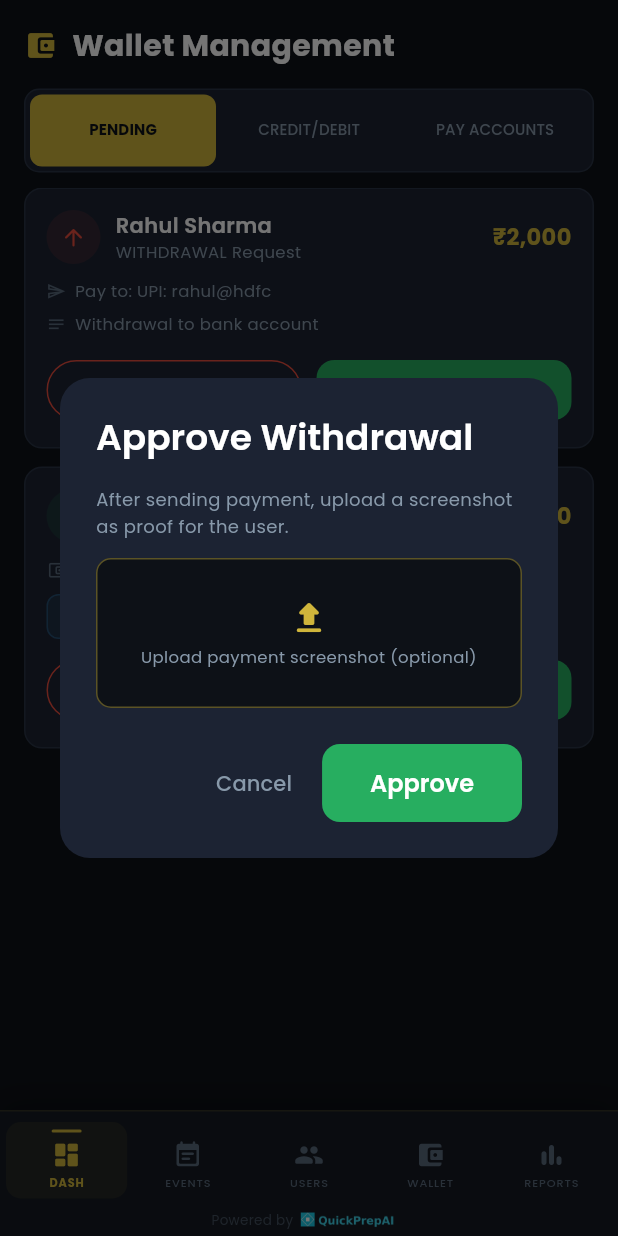
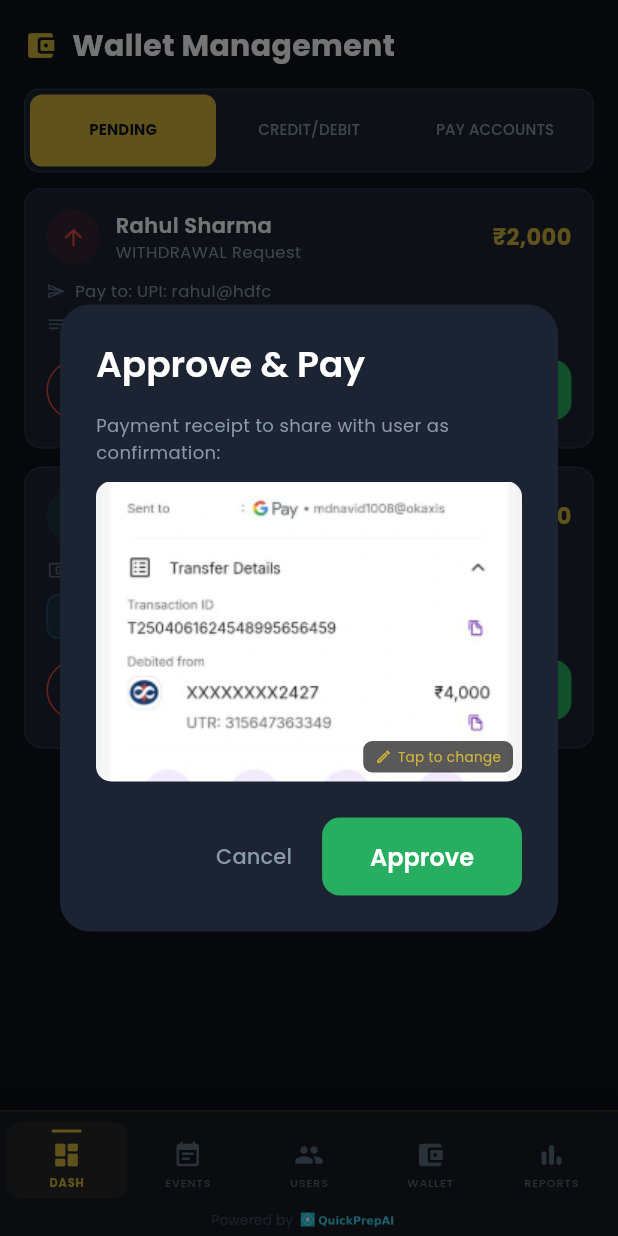
Before and after one commit to ashishsrivastava14/Betting_App, a Flutter app: the AdminWalletScreen screen opened by its route, after a tap on "APPROVE & PAY", on a phone screen of 412 x 824 dp. Run offline on Flutter 3.47's test engine with Material 3 defaults, Android fonts, the phone set to English and light mode, and no system bars; our stand-ins replace fl_chart, go_router, google_fonts, image_picker, pin_code_fields, share_plus and 1 more; missing offline and left inert: dart:html, excel; accounts and stored records are empty.

Commit message:
Showing QR code and transaction dummy images

```diff
--- a/lib/screens/admin/admin_wallet_screen.dart
+++ b/lib/screens/admin/admin_wallet_screen.dart
@@ -357,10 +357,11 @@ class _PendingTile extends StatelessWidget {
             style: ElevatedButton.styleFrom(
                 backgroundColor: AppColors.red, foregroundColor: Colors.white),
             onPressed: () {
+              final messenger = ScaffoldMessenger.of(context);
               wallet.rejectTransaction(txn.id,
                   reason: ctrl.text.trim().isEmpty ? null : ctrl.text.trim());
               Navigator.pop(context);
-              ScaffoldMessenger.of(context).showSnackBar(
+              messenger.showSnackBar(
                   const SnackBar(content: Text('Request rejected')));
             },
             child: Text('Reject',
@@ -372,13 +373,19 @@ class _PendingTile extends StatelessWidget {
   }
 
   void _viewScreenshot(BuildContext context, String path, String title) {
+    final screenH = MediaQuery.of(context).size.height;
+    final screenW = MediaQuery.of(context).size.width;
     showDialog(
       context: context,
       builder: (_) => Dialog(
         backgroundColor: AppColors.background,
+        insetPadding:
+            const EdgeInsets.symmetric(horizontal: 16, vertical: 40),
         child: Column(mainAxisSize: MainAxisSize.min, children: [
+          // Header
           Padding(
-            padding: const EdgeInsets.symmetric(horizontal: 12, vertical: 8),
+            padding:
+                const EdgeInsets.symmetric(horizontal: 12, vertical: 8),
             child: Row(children: [
               Expanded(
                   child: Text(title,
@@ -388,17 +395,39 @@ class _PendingTile extends StatelessWidget {
                           fontSize: 14))),
               IconButton(
                   onPressed: () => Navigator.pop(context),
-                  icon: const Icon(Icons.close, color: AppColors.textSecondary)),
+                  icon: const Icon(Icons.close,
+                      color: AppColors.textSecondary)),
             ]),
           ),
-          Padding(
-            padding: const EdgeInsets.symmetric(horizontal: 8),
-            child: buildScreenshotPreview(path),
+          // Image in a fixed-height box so it always renders
+          SizedBox(
+            width: screenW - 32,
+            height: screenH * 0.55,
+            child: ClipRRect(
+              borderRadius:
+                  const BorderRadius.vertical(bottom: Radius.circular(12)),
+              child: _resolveImage(path),
             ),
-          const SizedBox(height: 12),
+          ),
         ]),
       ),
     );
+  }
+
+  Widget _resolveImage(String path) {
+    if (path.startsWith('dummy:') || path.startsWith('assets/')) {
+      final asset =
+          path.startsWith('assets/') ? path : 'assets/images/sample_Transaction.png';
+      return Image.asset(asset, fit: BoxFit.cover);
+    }
+    if (path.startsWith('http://') || path.startsWith('https://')) {
+      return Image.network(path, fit: BoxFit.cover);
+    }
+    if (!kIsWeb && File(path).existsSync()) {
+      return Image.file(File(path), fit: BoxFit.cover);
+    }
+    return Image.asset('assets/images/sample_Transaction.png',
+        fit: BoxFit.cover);
   }
 }
 
@@ -418,7 +447,8 @@ class _WithdrawalApprovalDialog extends StatefulWidget {
 
 class _WithdrawalApprovalDialogState
     extends State<_WithdrawalApprovalDialog> {
-  String? _screenshotPath;
+  // Pre-filled with sample receipt so the dialog is never blank
+  String _screenshotPath = 'assets/images/sample_Transaction.png';
 
   Future<void> _pick() async {
     final file =
@@ -426,56 +456,70 @@ class _WithdrawalApprovalDialogState
     if (file != null) setState(() => _screenshotPath = file.path);
   }
 
+  Widget _buildPreview() {
+    if (_screenshotPath.startsWith('assets/')) {
+      return Image.asset(_screenshotPath,
+          width: double.infinity, height: double.infinity, fit: BoxFit.cover);
+    }
+    if (!kIsWeb && File(_screenshotPath).existsSync()) {
+      return Image.file(File(_screenshotPath),
+          width: double.infinity, height: double.infinity, fit: BoxFit.cover);
+    }
+    return Image.asset('assets/images/sample_Transaction.png',
+        width: double.infinity, height: double.infinity, fit: BoxFit.cover);
+  }
+
   @override
   Widget build(BuildContext context) {
     return AlertDialog(
       backgroundColor: AppColors.card,
-      title: Text('Approve Withdrawal',
+      title: Text('Approve & Pay',
           style: GoogleFonts.poppins(
               fontWeight: FontWeight.w600, color: AppColors.white)),
-      content: Column(mainAxisSize: MainAxisSize.min, children: [
+      content: SizedBox(
+        width: double.maxFinite,
+        child: Column(mainAxisSize: MainAxisSize.min, children: [
           Text(
-          'After sending payment, upload a screenshot as proof for the user.',
+            'Payment receipt to share with user as confirmation:',
             style: GoogleFonts.poppins(
                 fontSize: 12, color: AppColors.textSecondary, height: 1.5),
           ),
-        const SizedBox(height: 12),
+          const SizedBox(height: 10),
           GestureDetector(
             onTap: _pick,
-          child: Container(
-            height: 100,
-            width: double.infinity,
+            child: ClipRRect(
+              borderRadius: BorderRadius.circular(10),
+              child: Stack(
+                alignment: Alignment.bottomRight,
+                children: [
+                  SizedBox(
+                    height: 200,
+                    width: double.maxFinite,
+                    child: _buildPreview(),
+                  ),
+                  Container(
+                    margin: const EdgeInsets.all(6),
+                    padding: const EdgeInsets.symmetric(
+                        horizontal: 8, vertical: 4),
                     decoration: BoxDecoration(
-              color: AppColors.background,
-              borderRadius: BorderRadius.circular(10),
-              border: Border.all(
-                color: _screenshotPath != null
-                    ? AppColors.green.withValues(alpha: 0.5)
-                    : AppColors.accent.withValues(alpha: 0.4),
+                      color: Colors.black.withValues(alpha: 0.65),
+                      borderRadius: BorderRadius.circular(6),
                     ),
+                    child: Row(mainAxisSize: MainAxisSize.min, children: [
+                      const Icon(Icons.edit_outlined,
+                          size: 11, color: AppColors.accent),
+                      const SizedBox(width: 4),
+                      Text('Tap to change',
+                          style: GoogleFonts.poppins(
+                              fontSize: 9, color: AppColors.accent)),
+                    ]),
                   ),
-            child: _screenshotPath != null
-                ? (!kIsWeb && File(_screenshotPath!).existsSync()
-                    ? ClipRRect(
-                        borderRadius: BorderRadius.circular(10),
-                        child: Image.file(File(_screenshotPath!),
-                            fit: BoxFit.cover))
-                    : Center(
-                        child: Text('Screenshot selected',
-                            style: GoogleFonts.poppins(
-                                color: AppColors.green, fontSize: 12))))
-                : Column(mainAxisAlignment: MainAxisAlignment.center, children: [
-                    const Icon(Icons.upload_rounded,
-                        color: AppColors.accent, size: 28),
-                    const SizedBox(height: 4),
-                    Text('Upload payment screenshot (optional)',
-                        textAlign: TextAlign.center,
-                        style: GoogleFonts.poppins(
-                            fontSize: 11, color: AppColors.textSecondary)),
-                  ]),
+                ],
+              ),
             ),
           ),
         ]),
+      ),
       actions: [
         TextButton(
           onPressed: () => Navigator.pop(context),
@@ -484,12 +528,15 @@ class _WithdrawalApprovalDialogState
         ),
         ElevatedButton(
           style: ElevatedButton.styleFrom(
-              backgroundColor: AppColors.green, foregroundColor: Colors.white),
+              backgroundColor: AppColors.green,
+              foregroundColor: Colors.white),
           onPressed: () {
-            widget.wallet
-                .approveWithdrawal(widget.txnId, screenshotPath: _screenshotPath);
+            // Capture messenger BEFORE pop so context is still valid
+            final messenger = ScaffoldMessenger.of(context);
+            widget.wallet.approveWithdrawal(widget.txnId,
+                screenshotPath: _screenshotPath);
             Navigator.pop(context);
-            ScaffoldMessenger.of(context).showSnackBar(const SnackBar(
+            messenger.showSnackBar(const SnackBar(
               content: Text('Withdrawal approved & wallet debited'),
               backgroundColor: AppColors.green,
             ));
```
Also changed, not shown: lib/screens/user/deposit_screen.dart (+5 -5 lines), lib/screens/user/wallet_screen.dart (+32 -8 lines), assets/images/sample_receipt.png (added). Lines whose indentation alone changed are shown as unchanged.
